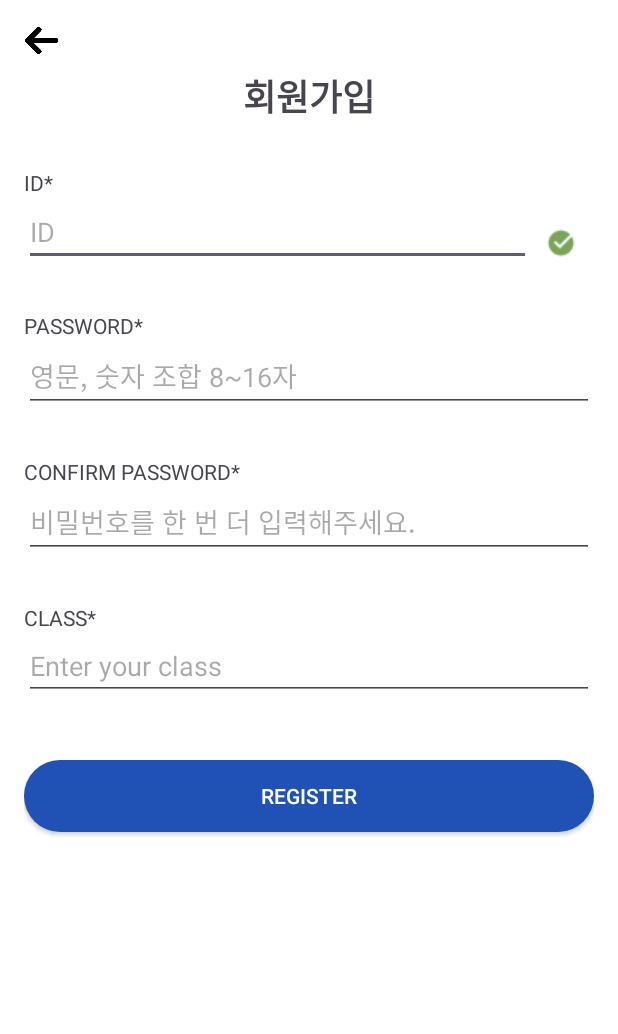
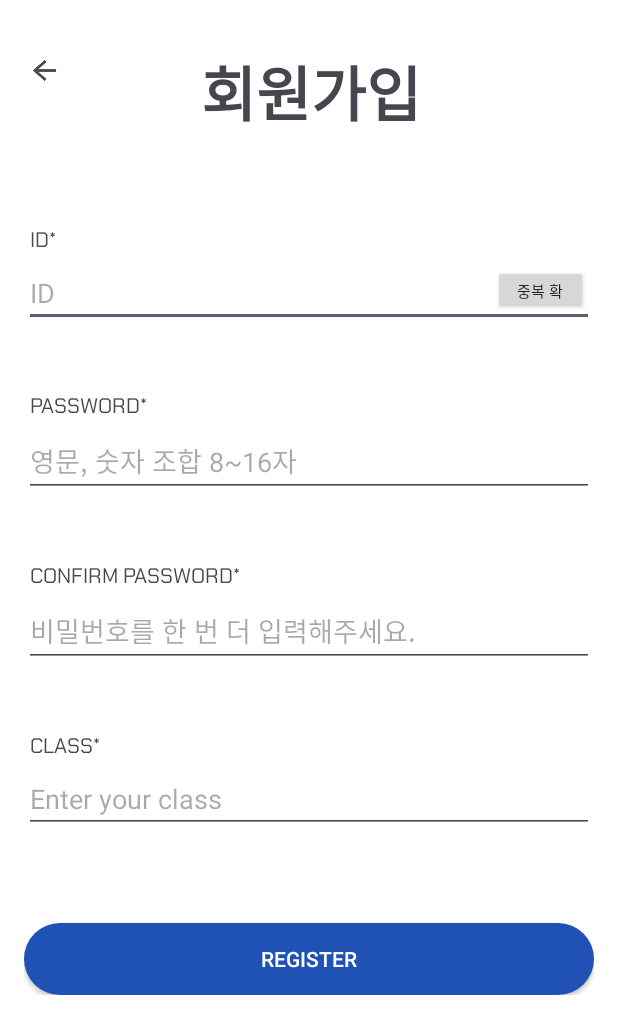
Before and after one commit to rangatarget/madcamp_2, an Android app: the Register screen opened directly, with no data from a screen before it, on a phone screen of 412 x 824 dp. Shown: the top 1034 px of the screen. Run offline under Robolectric (Android 15) with nearby library versions, the phone set to English and light mode, and no system bars.

Commit message:
회원가입 ui 수정

```diff
--- a/app/src/main/res/layout/activity_boardclass.xml
+++ b/app/src/main/res/layout/activity_boardclass.xml
@@ -11,32 +11,35 @@
         android:layout_width="match_parent"
         android:layout_height="match_parent"
         android:layout_marginTop="50dp"
+        android:fontFamily="@font/boardfont"
         android:background="@android:color/background_light"
         tools:ignore="NotSibling" />
 
     <TextView
         android:id="@+id/boardclasstitle"
-        android:layout_marginLeft="45dp"
         android:layout_width="wrap_content"
         android:layout_height="wrap_content"
-        android:textSize="33sp"
-        android:text="Boards"
-        android:fontFamily="@font/loginfont"/>
+        android:layout_centerHorizontal="true"
+        android:layout_marginTop="-35dp"
+        android:fontFamily="@font/boardfont"
+        android:text="전체 게시판 목록"
+        android:textSize="30sp" />
 
     <ImageView
         android:id="@+id/arrowback"
         android:layout_width="30dp"
         android:layout_height="30dp"
-        android:layout_marginLeft="7dp"
-        android:layout_marginTop="7dp"
+        android:layout_marginLeft="5dp"
+        android:layout_marginTop="12dp"
         app:srcCompat="@drawable/arrowback" />
 
     <ImageView
         android:id="@+id/buttonadd"
-        android:layout_width="30dp"
-        android:layout_height="30dp"
-        android:layout_marginLeft="365dp"
-        android:layout_marginTop="7dp"
+        android:layout_width="20dp"
+        android:layout_height="22dp"
+        android:layout_alignParentEnd="true"
+        android:layout_marginEnd="16dp"
+        android:layout_marginTop="15dp"
         app:srcCompat="@drawable/plus" />
 
 
--- a/app/src/main/res/layout/activity_register.xml
+++ b/app/src/main/res/layout/activity_register.xml
@@ -1,5 +1,11 @@
 <?xml version="1.0" encoding="utf-8"?>
-<RelativeLayout xmlns:android="http://schemas.android.com/apk/res/android"
+<ScrollView
+    xmlns:android="http://schemas.android.com/apk/res/android"
+    xmlns:app="http://schemas.android.com/apk/res-auto"
+    android:layout_width="match_parent"
+    android:layout_height="match_parent"
+    android:background="@android:color/white">
+    <androidx.constraintlayout.widget.ConstraintLayout xmlns:android="http://schemas.android.com/apk/res/android"
         xmlns:app="http://schemas.android.com/apk/res-auto"
         android:layout_width="match_parent"
         android:layout_height="match_parent"
@@ -10,108 +16,143 @@
             android:id="@+id/arrowback"
             android:layout_width="23dp"
             android:layout_height="22dp"
+            android:layout_marginStart="2dp"
+            android:layout_marginTop="20dp"
+            app:layout_constraintStart_toStartOf="parent"
+            app:layout_constraintTop_toTopOf="parent"
             app:srcCompat="@drawable/arrowback" />
 
         <TextView
             android:id="@+id/register"
             android:layout_width="wrap_content"
             android:layout_height="wrap_content"
+            android:layout_marginStart="8dp"
+            android:layout_marginTop="15dp"
+            android:fontFamily="@font/titlefont"
             android:text="회원가입"
-        android:layout_centerHorizontal="true"
-        android:layout_marginTop="30dp"
-        android:textSize="24sp"
-        android:textStyle="bold"/>
+            android:textSize="40sp"
+            android:textStyle="bold"
+            app:layout_constraintEnd_toEndOf="parent"
+            app:layout_constraintHorizontal_bias="0.424"
+            app:layout_constraintStart_toEndOf="@+id/arrowback"
+            app:layout_constraintTop_toTopOf="parent" />
 
         <TextView
             android:id="@+id/id"
             android:layout_width="wrap_content"
             android:layout_height="wrap_content"
             android:layout_below="@id/register"
-        android:layout_marginTop="30dp"
-        android:text="ID*" />
+            android:layout_marginStart="4dp"
+            android:layout_marginTop="56dp"
+            android:text="ID*"
+            android:fontFamily="@font/chakrapetch_regular"
+            app:layout_constraintStart_toStartOf="parent"
+            app:layout_constraintTop_toBottomOf="@id/register" />
 
         <EditText
             android:id="@+id/inputid"
             android:layout_width="match_parent"
             android:layout_height="wrap_content"
-        android:layout_alignTop="@+id/id"
+            android:layout_below="@id/id"
             android:layout_alignParentStart="true"
-        android:layout_marginTop="20dp"
-        android:layout_marginEnd="10dp"
-        android:layout_toStartOf="@+id/idcert"
             android:hint="ID"
-        android:inputType="textEmailAddress" />
+            android:inputType="textEmailAddress"
+            app:layout_constraintStart_toStartOf="parent"
+            app:layout_constraintEnd_toStartOf="@+id/idcert"
+            app:layout_constraintTop_toBottomOf="@id/id" />
 
-    <ImageView
+
+        <androidx.appcompat.widget.AppCompatButton
             android:id="@+id/idcert"
-        android:layout_width="wrap_content"
-        android:layout_height="wrap_content"
+            android:layout_width="63dp"
+            android:layout_height="33dp"
             android:layout_alignTop="@id/inputid"
-        android:layout_alignParentEnd="true"
-        android:layout_marginTop="20dp"
-        android:layout_marginEnd="12dp"
-        android:src="@drawable/checkmark"
-        android:elevation="4dp" />
+            android:layout_marginTop="4dp"
+            android:layout_marginEnd="4dp"
+            android:text="중복 확인"
+            android:textSize="10sp"
+            app:layout_constraintBottom_toBottomOf="@id/inputid"
+            app:layout_constraintEnd_toEndOf="parent"
+            app:layout_constraintTop_toTopOf="@id/inputid"
+            app:layout_constraintVertical_bias="0.0" />
 
         <TextView
             android:id="@+id/password"
             android:layout_width="wrap_content"
             android:layout_height="wrap_content"
+            android:layout_below="@id/inputid"
+            android:layout_marginStart="4dp"
+            android:layout_marginTop="40dp"
             android:text="PASSWORD*"
-        android:layout_below="@id/inputid"
-        android:layout_marginTop="30dp"/>
+            android:fontFamily="@font/chakrapetch_regular"
+            app:layout_constraintStart_toStartOf="parent"
+            app:layout_constraintTop_toBottomOf="@id/inputid" />
 
         <EditText
             android:id="@+id/inputpassword"
             android:layout_width="match_parent"
             android:layout_height="wrap_content"
             android:layout_below="@id/password"
+            android:hint="영문, 숫자 조합 8~16자"
             android:inputType="textPassword"
-        android:hint="영문, 숫자 조합 8~16자"/>
+            app:layout_constraintStart_toStartOf="parent"
+            app:layout_constraintEnd_toEndOf="parent"
+            app:layout_constraintTop_toBottomOf="@id/password" />
 
         <TextView
-        android:id="@+id/confirmPasswordLabel"
+            android:id="@+id/passwordconfirm"
             android:layout_width="wrap_content"
             android:layout_height="wrap_content"
+            android:layout_below="@id/inputpassword"
+            android:layout_marginStart="4dp"
+            android:layout_marginTop="40dp"
             android:text="CONFIRM PASSWORD*"
-        android:layout_below="@id/inputpassword"
-        android:layout_marginTop="30dp"/>
+            android:fontFamily="@font/chakrapetch_regular"
+            app:layout_constraintStart_toStartOf="parent"
+            app:layout_constraintTop_toBottomOf="@id/inputpassword" />
 
         <EditText
             android:id="@+id/inputpasswordconfirm"
             android:layout_width="match_parent"
             android:layout_height="wrap_content"
-        android:layout_below="@id/confirmPasswordLabel"
+            android:hint="비밀번호를 한 번 더 입력해주세요."
             android:inputType="textPassword"
-        android:hint="비밀번호를 한 번 더 입력해주세요."/>
+            app:layout_constraintEnd_toEndOf="parent"
+            app:layout_constraintStart_toStartOf="parent"
+            app:layout_constraintTop_toBottomOf="@id/passwordconfirm" />
 
         <TextView
             android:id="@+id/Class"
             android:layout_width="wrap_content"
             android:layout_height="wrap_content"
+            android:layout_marginStart="4dp"
+            android:layout_marginTop="40dp"
             android:text="CLASS*"
-        android:layout_below="@id/inputpasswordconfirm"
-        android:layout_marginTop="30dp"/>
+            android:fontFamily="@font/chakrapetch_regular"
+            app:layout_constraintStart_toStartOf="parent"
+            app:layout_constraintTop_toBottomOf="@id/inputpasswordconfirm" />
 
         <EditText
             android:id="@+id/inputclass"
-        android:layout_width="match_parent"
+            android:layout_width="0dp"
             android:layout_height="wrap_content"
-        android:layout_below="@id/Class"
+            android:hint="Enter your class"
             android:inputType="text"
-        android:hint="Enter your class"/>
-
-
+            app:layout_constraintStart_toStartOf="parent"
+            app:layout_constraintEnd_toEndOf="parent"
+            app:layout_constraintTop_toBottomOf="@id/Class" />
 
         <androidx.appcompat.widget.AppCompatButton
             android:id="@+id/submit"
-        android:layout_width="match_parent"
+            android:layout_width="0dp"
             android:layout_height="wrap_content"
+            android:layout_marginTop="60dp"
+            android:background="@drawable/button_login"
             android:text="Register"
-        android:layout_below="@id/inputclass"
-        android:layout_marginTop="40dp"
-        android:background="@drawable/button_login"
             android:textColor="#FFFFFF"
-        android:layout_marginBottom="20dp"/>
+            app:layout_constraintEnd_toEndOf="parent"
+            app:layout_constraintStart_toStartOf="parent"
+            app:layout_constraintTop_toBottomOf="@id/inputclass" />
 
-</RelativeLayout>
+    </androidx.constraintlayout.widget.ConstraintLayout>
+</ScrollView>
```
Also changed, not shown: app/src/main/res/drawable/arrowback.png, app/src/main/res/drawable/greencheck.png (added), app/src/main/res/drawable/redcheck.png (added), 2 other files. Lines whose indentation alone changed are shown as unchanged.
